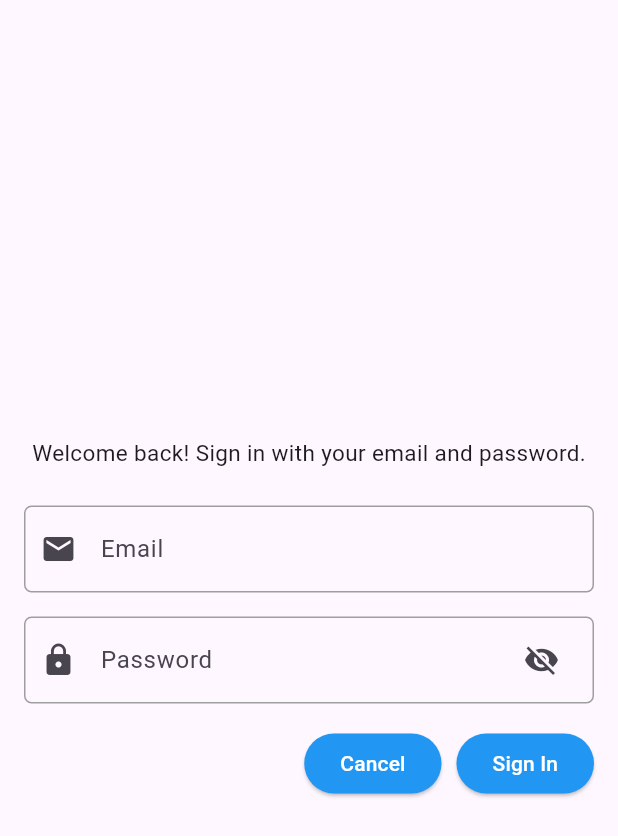
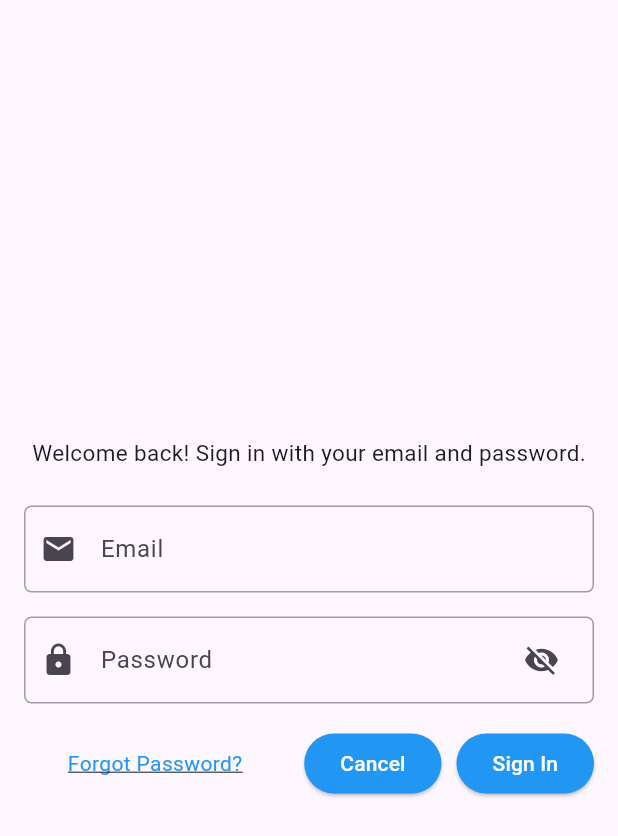
Before and after one commit to ShubhamKNIT/D-Artistry, a Flutter app: the screen it shows after launch, after a tap on "Sign In", on a phone screen of 412 x 824 dp. Shown: the top 836 px of the screen. Run offline on Flutter 3.47's test engine with Material 3 defaults, Android fonts, the phone set to English and light mode, and no system bars; our stand-ins replace charts_flutter, cloud_firestore, firebase_auth, firebase_core, flutter_colorpicker, google_fonts and 2 more; accounts and stored records are empty.

Commit message:
reset password implemented

```diff
--- a/lib/email_password_login_page.dart
+++ b/lib/email_password_login_page.dart
@@ -4,6 +4,7 @@ import 'package:flutter/material.dart';
 import 'package:firebase_auth/firebase_auth.dart';
 import 'package:space_lab_tasks/first_page.dart';
 import 'package:space_lab_tasks/auth_test.dart';
+import 'package:space_lab_tasks/forgot_password.dart';
 import 'package:space_lab_tasks/theme_manager.dart';
 import 'package:space_lab_tasks/verify_email.dart';
 
@@ -223,6 +224,22 @@ class EmailPasswordLoginPageState extends State<EmailPasswordLoginPage> {
                         foregroundColor: Colors.white,
                       ),
                     ),
+                  SizedBox(width: MediaQuery.of(context).size.width * 0.1),
+                  GestureDetector(
+                    child: Text(
+                      'Forgot Password?',
+                      style: TextStyle(
+                        color: Colors.blue,
+                        decoration: TextDecoration.underline,
+                      )
+                    ),
+                    onTap:() => Navigator.pushReplacement(
+                      context,
+                      MaterialPageRoute(
+                        builder: (context) => ForgotPassword()
+                      )
+                    )
+                  )
                   ],
                 ),
                 if (_isLoading) // if loading show circular progress indicator
--- a/lib/first_page.dart
+++ b/lib/first_page.dart
@@ -7,6 +7,8 @@ import 'package:google_sign_in/google_sign_in.dart';
 import 'package:space_lab_tasks/email_password_login_page.dart';
 import 'package:space_lab_tasks/signup_page.dart';
 import 'package:space_lab_tasks/theme_manager.dart';
+import 'package:google_fonts/google_fonts.dart';
+
 
 class FirstPage extends StatelessWidget {
   FirstPage({super.key});
@@ -51,31 +53,31 @@ class FirstPage extends StatelessWidget {
               mainAxisAlignment: MainAxisAlignment.center,
               children: <Widget>[
                 // Brief Introduction
-                const Text(
-                  'Welcome to My To-Do App!\n'
-                  'Stay organized and productive with these features:',
-                  style: TextStyle(fontSize: 16),
-                  textAlign: TextAlign.center,
+
+                Container(
+                  margin: EdgeInsets.only(bottom: MediaQuery.of(context).size.height * 0.02),
+                  padding: EdgeInsets.all(MediaQuery.of(context).size.height * 0.02),
+                  child: Column(
+                    children: [
+                      Image.asset(
+                        'assets/images/to-do-list.png',
+                        height: 150,
+                        width: 150,
+                      ),
+                      SizedBox(height: MediaQuery.of(context).size.height * 0.02),
+                      Text(
+                        'Space Lab Tasks!',
+                        style: GoogleFonts.gluten(
+                          textStyle: TextStyle(
+                            fontSize: 32,
+                            fontWeight: FontWeight.w400,
+                          ),
+                          color: Colors.blue[700],
+                        ),
+                      ),
+                    ]
+                  ),
                 ),
-
-                const SizedBox(height: 16),
-
-                const Text(
-                    '1. Store notes and tasks with titles and descriptions.'),
-                const Text('2. Schedule reminders for your tasks and notes.'),
-                const Text('3. Categorize and color-code your notes.'),
-                const Text('4. Add images and drawings to your notes.'),
-                const Text('5. Arrange tasks in various orders.'),
-                const Text('6. Collaborate with private notes.'),
-                const Text(
-                    '7. Automatically detect and set reminders in your notes.'),
-                const SizedBox(height: 16),
-
-                const Text(
-                  'Get started with your To-Do App:',
-                  style: TextStyle(fontSize: 16),
-                ),
-                const SizedBox(height: 32),
 
                 // Email/Password Sign-In Button
                 Row(
--- a/pubspec.yaml
+++ b/pubspec.yaml
@@ -48,6 +48,7 @@ dependencies:
   animated_splash_screen: ^1.3.0
   shared_preferences: ^2.2.2
   provider: ^6.1.1
+  google_fonts: ^6.1.0
 
 dev_dependencies:
   flutter_test:
```
Also changed, not shown: lib/Firestore/delete_user.dart (added, +67 -0 lines), lib/Profile UI/profile_ui.dart (+24 -1 lines), lib/forgot_password.dart (added, +140 -0 lines), pubspec.lock, 1 other file.
